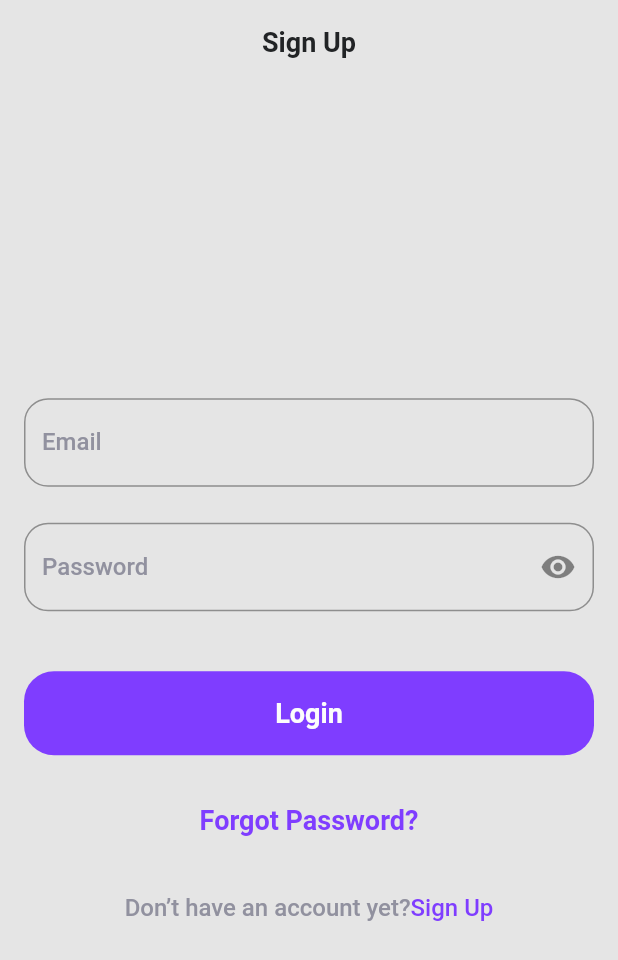
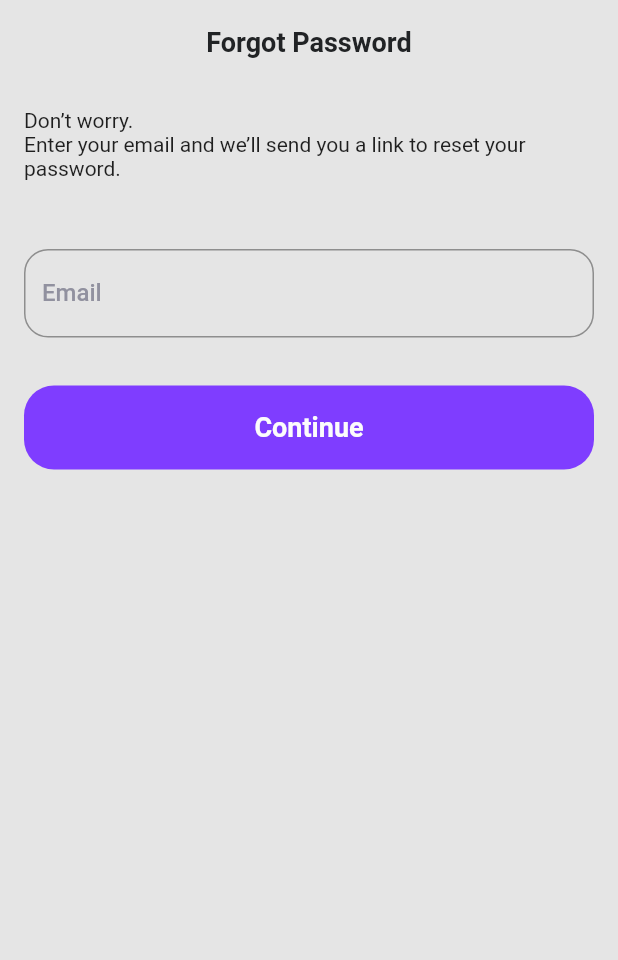
Before and after one commit to Tofazzal-2443/Flutter_Design, a Flutter app: the screen it shows after launch, on a phone screen of 412 x 824 dp. Shown: the top 960 px of the screen. Run offline on Flutter 3.47's test engine with Material 2 defaults, Android fonts, the light colour scheme and no system bars; our stand-ins replace smooth_page_indicator.

Commit message:
forgot password page design

```diff
--- a/montra_expense_tracker/lib/main.dart
+++ b/montra_expense_tracker/lib/main.dart
@@ -1,4 +1,6 @@
 import 'package:flutter/material.dart';
+import 'package:montra_expense_tracker/screens/forgot_password%20_page/forgot_password.dart';
+import 'package:montra_expense_tracker/screens/home_pages/home_page.dart';
 import 'package:montra_expense_tracker/screens/onboarding_pages/on_board_home.dart';
 import 'package:montra_expense_tracker/screens/sign_in_page.dart';
 import 'package:montra_expense_tracker/screens/sign_up_screen/sign_up.dart';
@@ -24,7 +26,7 @@ class MyApp extends StatelessWidget {
 
         primarySwatch: Colors.blue,
       ),
-      home: SignInPage(),
+      home: ForgotPassword(),
       //initialRoute: LaunchScreen.routeName,
       //routes: {
       //  LaunchScreen.routeName: (_) => const LaunchScreen(),
--- /dev/null
+++ b/montra_expense_tracker/lib/screens/forgot_password _page/forgot_password.dart
@@ -0,0 +1,63 @@
+import 'package:flutter/material.dart';
+import 'package:montra_expense_tracker/widgets/custom_button.dart';
+
+import '../custom_style.dart';
+
+class ForgotPassword extends StatelessWidget {
+  ForgotPassword({Key? key}) : super(key: key);
+
+  TextEditingController emailController = TextEditingController();
+
+  @override
+  Widget build(BuildContext context) {
+    return Scaffold(
+      backgroundColor: backgroundWClr,
+      appBar: AppBar(
+        title: const Text(
+          "Forgot Password",
+          style: style18,
+        ),
+        centerTitle: true,
+        backgroundColor: Colors.transparent,
+        elevation: 0,
+      ),
+      body: Padding(
+        padding: const EdgeInsets.all(16),
+        child: Column(
+          children: [
+            Text(
+              "Don’t worry.\nEnter your email and we’ll send you a link to reset your password.",
+              textAlign: TextAlign.left,
+              style: myStyle(
+                24,
+                style36Clr,
+                FontWeight.w600,
+              ),
+            ),
+            const SizedBox(
+              height: 46,
+            ),
+            TextField(
+              controller: emailController,
+              obscureText: true,
+              decoration: InputDecoration(
+                border: OutlineInputBorder(
+                  borderRadius: BorderRadius.circular(16),
+                ),
+                labelText: 'Email',
+                labelStyle: style16,
+              ),
+            ),
+            const SizedBox(
+              height: 32,
+            ),
+            CustomButton(
+              buttonText: "Continue",
+              onTap: () {},
+            ),
+          ],
+        ),
+      ),
+    );
+  }
+}
```
